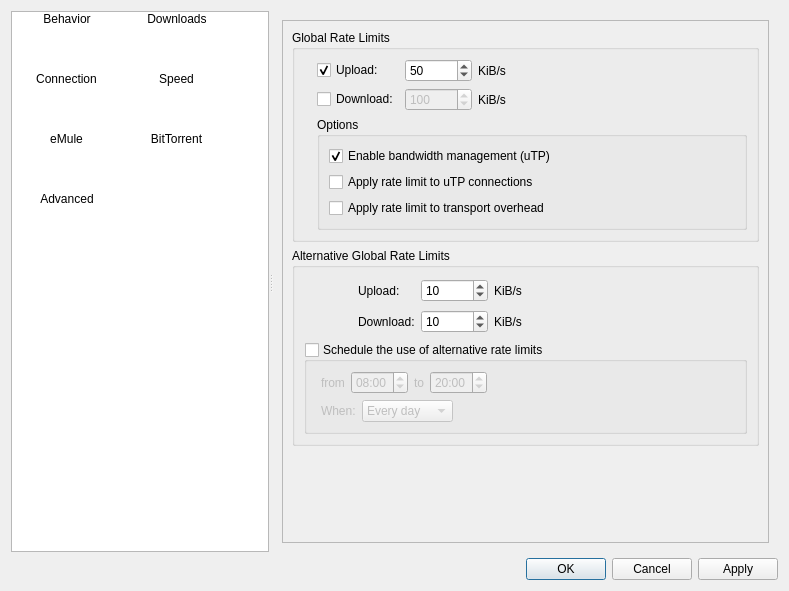
Above: src/preferences/options.ui from qmule/qmule before the change. Below: the same form after it.
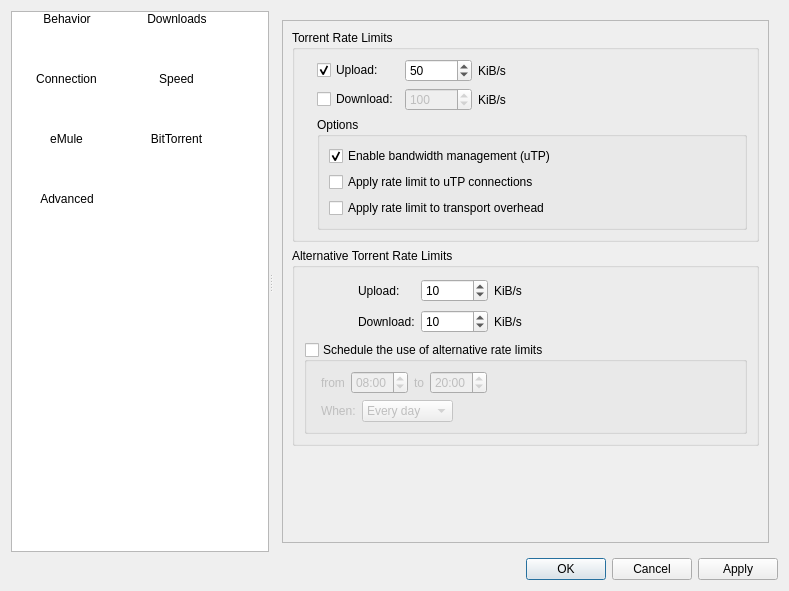
That is the form after the change. The open tabs and pages were chosen to show the change. Icons and pictures are not drawn.

What changed in the file:
```diff
--- a/src/preferences/options.ui
+++ b/src/preferences/options.ui
@@ -1350,7 +1350,7 @@
             <item>
              <widget class="QGroupBox" name="bandwidthBox">
               <property name="title">
-               <string>Global Rate Limits</string>
+               <string>Torrent Rate Limits</string>
               </property>
               <layout class="QGridLayout" name="gridLayout_7">
                <item row="0" column="0">
@@ -1488,7 +1488,7 @@
             <item>
              <widget class="QGroupBox" name="groupBox_6">
               <property name="title">
-               <string>Alternative Global Rate Limits</string>
+               <string>Alternative Torrent Rate Limits</string>
               </property>
               <layout class="QVBoxLayout" name="verticalLayout_11">
                <item>
```
